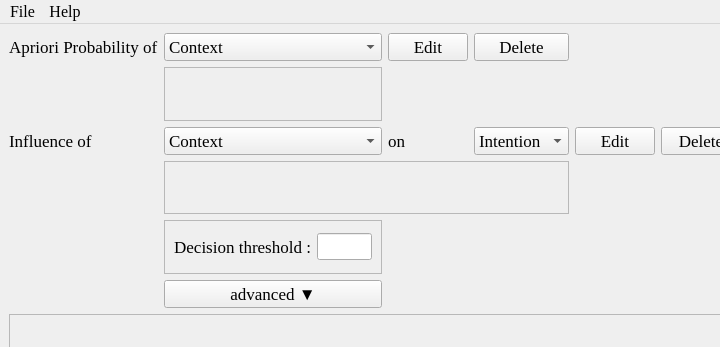
Old version of the form CoBaIR/configurator.ui in the repository dfki-ric/CoBaIR; both pictures show x 0 to 720 and y 0 to 347 of the 874 by 584 pixel window.
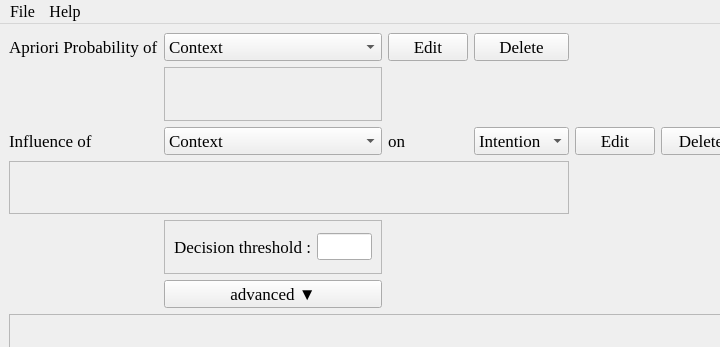
New version of the form. Icons and pictures are not drawn.

Commit message: still to change the row

What changed in the file:
```diff
--- a/CoBaIR/configurator.ui
+++ b/CoBaIR/configurator.ui
@@ -124,24 +124,6 @@
       </property>
      </widget>
     </item>
-    <item row="3" column="1" colspan="3">
-     <widget class="QFrame" name="influencing_context_frame">
-      <property name="enabled">
-       <bool>true</bool>
-      </property>
-      <property name="frameShape">
-       <enum>QFrame::StyledPanel</enum>
-      </property>
-      <property name="frameShadow">
-       <enum>QFrame::Raised</enum>
-      </property>
-      <layout class="QGridLayout" name="gridLayout_3">
-       <property name="verticalSpacing">
-        <number>10</number>
-       </property>
-      </layout>
-     </widget>
-    </item>
     <item row="2" column="0">
      <widget class="QLabel" name="intention_label_frame">
       <property name="font">
@@ -380,6 +362,24 @@
       </layout>
      </widget>
     </item>
+    <item row="3" column="0" colspan="4">
+     <widget class="QFrame" name="influencing_context_frame">
+      <property name="enabled">
+       <bool>true</bool>
+      </property>
+      <property name="frameShape">
+       <enum>QFrame::StyledPanel</enum>
+      </property>
+      <property name="frameShadow">
+       <enum>QFrame::Raised</enum>
+      </property>
+      <layout class="QGridLayout" name="gridLayout_3">
+       <property name="verticalSpacing">
+        <number>10</number>
+       </property>
+      </layout>
+     </widget>
+    </item>
    </layout>
   </widget>
   <widget class="QMenuBar" name="menubar">
```
The commit also changes 1 other file.
